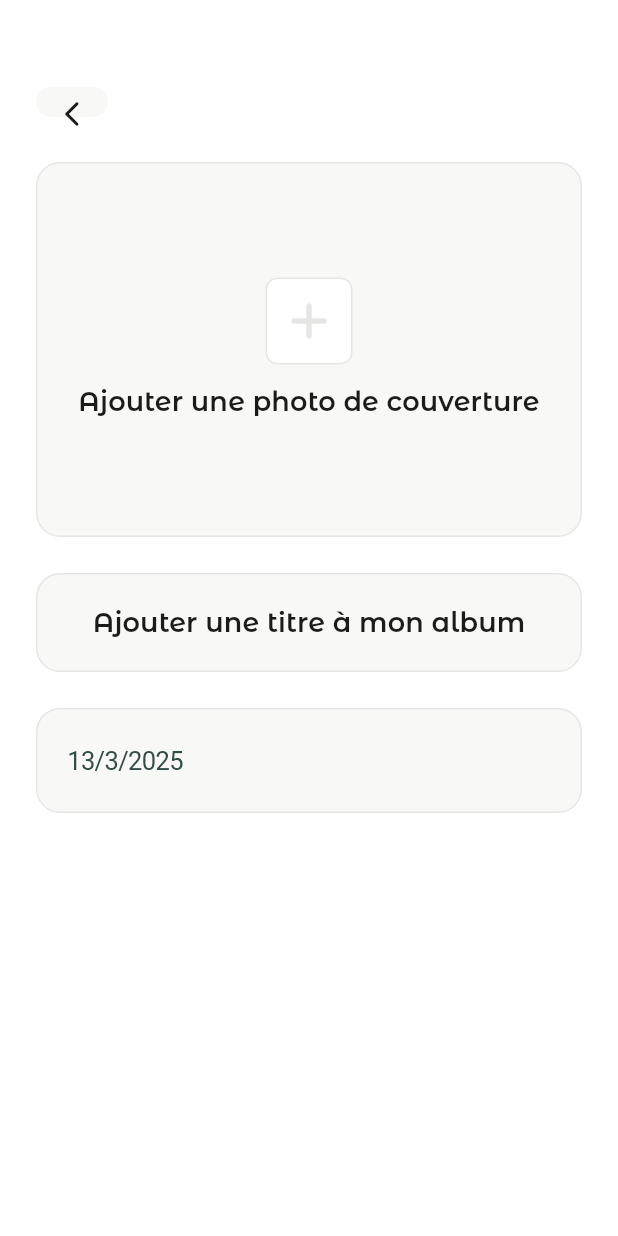
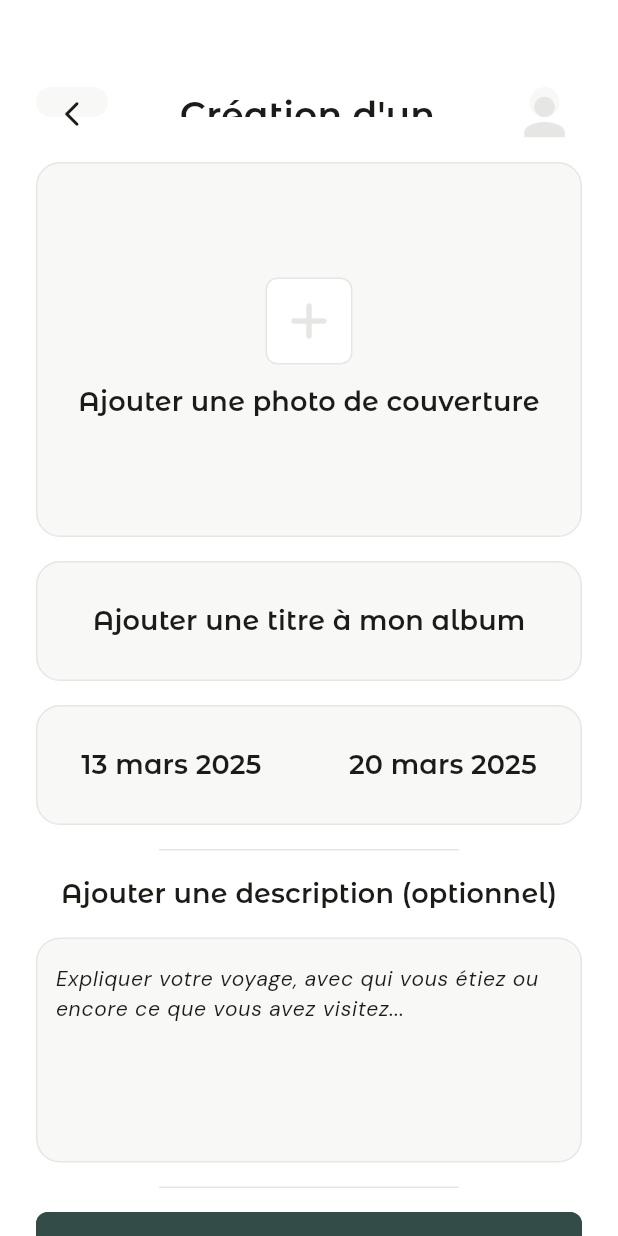
Before and after one commit to MaximeLemesle/memora_app, a Flutter app: the NewAlbumPage screen opened by its route, on a phone screen of 412 x 824 dp. Run offline on Flutter 3.47's test engine with Material 3 defaults, Android fonts, the phone set to English and light mode, and no system bars; our stand-ins replace cloud_firestore, firebase_auth, firebase_core, flutter_bloc, flutter_svg, fluttertoast; accounts and stored records are empty.

Commit message:
feat(NewAlbumPage): Finish design of the page & Improve ActionAppBar

```diff
--- a/lib/core/widgets/main_app_bar.widget.dart
+++ b/lib/core/widgets/main_app_bar.widget.dart
@@ -1,4 +1,5 @@
 import 'package:flutter/material.dart';
+
 import 'package:memora_app/features/user/presentation/widgets/avatar.widget.dart';
 
 enum AppBarVariant { mainAppBar, actionAppBar }
@@ -6,11 +7,13 @@ enum AppBarVariant { mainAppBar, actionAppBar }
 class MainAppBar extends StatelessWidget implements PreferredSizeWidget {
   final String username;
   final AppBarVariant variant;
+  final String title;
 
   const MainAppBar({
     super.key,
     this.username = 'Invité',
     this.variant = AppBarVariant.mainAppBar,
+    this.title = 'Page title',
   });
 
   @override
@@ -70,6 +73,8 @@ class MainAppBar extends StatelessWidget implements PreferredSizeWidget {
       color: Theme.of(context).colorScheme.surface,
       child: Row(
         mainAxisAlignment: MainAxisAlignment.spaceBetween,
+        crossAxisAlignment: CrossAxisAlignment.center,
+        spacing: 24,
         children: [
           Container(
             decoration: BoxDecoration(
@@ -81,6 +86,17 @@ class MainAppBar extends StatelessWidget implements PreferredSizeWidget {
               onPressed: () => Navigator.of(context).pop(),
             ),
           ),
+          Expanded(
+            child: Text(
+              title,
+              textAlign: TextAlign.center,
+              maxLines: 2,
+              style: Theme.of(context).textTheme.titleMedium?.copyWith(
+                    color: Theme.of(context).colorScheme.onSurface,
+                  ),
+            ),
+          ),
+          const AvatarWidget(size: 'big'),
         ],
       ),
     );
--- a/lib/features/album/presentation/pages/new_album.page.dart
+++ b/lib/features/album/presentation/pages/new_album.page.dart
@@ -1,5 +1,7 @@
 import 'package:flutter/cupertino.dart';
 import 'package:flutter/material.dart';
+import 'package:intl/intl.dart';
+import 'package:memora_app/core/widgets/button.widget.dart';
 import 'package:memora_app/core/widgets/main_app_bar.widget.dart';
 
 class NewAlbumPage extends StatefulWidget {
@@ -10,20 +12,24 @@ class NewAlbumPage extends StatefulWidget {
 }
 
 class _NewAlbumPageState extends State<NewAlbumPage> {
-  DateTime dateTime = DateTime.now();
+  DateTime startDateTime = DateTime.now();
+  DateTime endDateTime = DateTime.now().add(Duration(days: 7));
 
   @override
   Widget build(BuildContext context) {
     return Scaffold(
-      appBar: MainAppBar(variant: AppBarVariant.actionAppBar),
-      body: SizedBox.expand(
+      appBar: MainAppBar(
+        variant: AppBarVariant.actionAppBar,
+        title: 'Création d\'un album',
+      ),
+      body: SingleChildScrollView(
+        physics: AlwaysScrollableScrollPhysics(),
         child: Column(
           children: [
-            SingleChildScrollView(
-              child: Padding(
-                padding: const EdgeInsets.all(24.0),
+            Padding(
+              padding: const EdgeInsets.fromLTRB(24, 24, 24, 48),
               child: Column(
-                  spacing: 24,
+                spacing: 16,
                 children: [
                   /// SELECT BACKGROUND PHOTO
                   Container(
@@ -68,6 +74,7 @@ class _NewAlbumPageState extends State<NewAlbumPage> {
 
                   /// SELECT TITLE OF THE ALBUM
                   Container(
+                    height: 80,
                     width: double.infinity,
                     decoration: BoxDecoration(
                       color: Theme.of(context).colorScheme.surfaceContainer,
@@ -97,6 +104,7 @@ class _NewAlbumPageState extends State<NewAlbumPage> {
 
                   /// SELECT DATE OF THE ALBUM
                   Container(
+                    height: 80,
                     width: double.infinity,
                     decoration: BoxDecoration(
                       color: Theme.of(context).colorScheme.surfaceContainer,
@@ -112,10 +120,14 @@ class _NewAlbumPageState extends State<NewAlbumPage> {
                         Padding(
                           padding: const EdgeInsets.symmetric(vertical: 8),
                           child: Row(
+                            mainAxisAlignment: MainAxisAlignment.spaceAround,
                             children: [
+                              /// START DATE
                               CupertinoButton(
                                 child: Text(
-                                      '${dateTime.day}/${dateTime.month}/${dateTime.year}'),
+                                  '${startDateTime.day} ${DateFormat('MMM', 'fr').format(startDateTime)} ${startDateTime.year}',
+                                  style: Theme.of(context).textTheme.titleSmall,
+                                ),
                                 onPressed: () {
                                   showModalBottomSheet(
                                     context: context,
@@ -123,36 +135,64 @@ class _NewAlbumPageState extends State<NewAlbumPage> {
                                       return Column(
                                         mainAxisSize: MainAxisSize.min,
                                         children: [
-                                            Padding(
-                                              padding: const EdgeInsets.only(
-                                                  top: 24, left: 24, right: 24),
-                                              child: Text(
-                                                'Sélectionner la date de début de l\'album',
-                                                style: Theme.of(context)
-                                                    .textTheme
-                                                    .titleSmall,
-                                                textAlign: TextAlign.center,
-                                              ),
-                                            ),
                                           SizedBox(
                                             height: 350,
                                             width: double.infinity,
                                             child: CupertinoDatePicker(
-                                                initialDateTime: dateTime,
-                                                backgroundColor:
-                                                    Theme.of(context)
+                                              initialDateTime: startDateTime,
+                                              backgroundColor: Theme.of(context)
                                                   .colorScheme
                                                   .surface,
                                               onDateTimeChanged:
                                                   (DateTime newDateTime) {
                                                 setState(() {
-                                                    dateTime = newDateTime;
+                                                  startDateTime = newDateTime;
                                                 });
                                               },
-                                                mode: CupertinoDatePickerMode
-                                                    .date,
+                                              mode:
+                                                  CupertinoDatePickerMode.date,
                                               dateOrder:
-                                                    DatePickerDateOrder.ymd,
+                                                  DatePickerDateOrder.dmy,
+                                            ),
+                                          ),
+                                        ],
+                                      );
+                                    },
+                                  );
+                                },
+                              ),
+
+                              /// END DATE
+                              CupertinoButton(
+                                child: Text(
+                                  '${endDateTime.day} ${DateFormat('MMM', 'fr').format(endDateTime)} ${endDateTime.year}',
+                                  style: Theme.of(context).textTheme.titleSmall,
+                                ),
+                                onPressed: () {
+                                  showModalBottomSheet(
+                                    context: context,
+                                    builder: (BuildContext context) {
+                                      return Column(
+                                        mainAxisSize: MainAxisSize.min,
+                                        children: [
+                                          SizedBox(
+                                            height: 350,
+                                            width: double.infinity,
+                                            child: CupertinoDatePicker(
+                                              initialDateTime: endDateTime,
+                                              backgroundColor: Theme.of(context)
+                                                  .colorScheme
+                                                  .surface,
+                                              onDateTimeChanged:
+                                                  (DateTime newDateTime) {
+                                                setState(() {
+                                                  endDateTime = newDateTime;
+                                                });
+                                              },
+                                              mode:
+                                                  CupertinoDatePickerMode.date,
+                                              dateOrder:
+                                                  DatePickerDateOrder.dmy,
                                             ),
                                           ),
                                         ],
@@ -167,8 +207,78 @@ class _NewAlbumPageState extends State<NewAlbumPage> {
                       ],
                     ),
                   ),
+
+                  /// SEPARATOR
+                  Container(
+                    height: 1,
+                    width: 200,
+                    color: Theme.of(context).colorScheme.outline,
+                  ),
+
+                  Text(
+                    'Ajouter une description (optionnel)',
+                    style: Theme.of(context).textTheme.titleSmall,
+                    textAlign: TextAlign.start,
+                  ),
+
+                  /// ADD DESCRPTION OF THE ALBUM
+
+                  Container(
+                    height: 150,
+                    width: double.infinity,
+                    decoration: BoxDecoration(
+                      color: Theme.of(context).colorScheme.surfaceContainer,
+                      border: Border.all(
+                        width: 1,
+                        color: Theme.of(context).colorScheme.outline,
+                      ),
+                      borderRadius: BorderRadius.circular(16),
+                    ),
+                    child: Column(
+                      mainAxisAlignment: MainAxisAlignment.start,
+                      children: [
+                        Padding(
+                          padding: const EdgeInsets.symmetric(
+                              vertical: 8, horizontal: 12),
+                          child: TextField(
+                            style: Theme.of(context)
+                                .textTheme
+                                .labelSmall
+                                ?.copyWith(
+                                    color:
+                                        Theme.of(context).colorScheme.outline,
+                                    fontStyle: FontStyle.italic,
+                                    fontWeight: FontWeight.w500),
+                            textAlign: TextAlign.start,
+                            decoration: InputDecoration(
+                              border: InputBorder.none,
+                              hintText:
+                                  'Expliquer votre voyage, avec qui vous étiez ou encore ce que vous avez visitez...',
+                            ),
+                            maxLines: null,
+                            keyboardType: TextInputType.multiline,
+                          ),
+                        ),
                       ],
                     ),
+                  ),
+
+                  /// SEPARATOR
+                  Container(
+                    height: 1,
+                    width: 200,
+                    color: Theme.of(context).colorScheme.outline,
+                  ),
+
+                  /// ADD BUTTON
+                  ButtonWidget(
+                    label: 'Créer mon album',
+                    variant: ButtonVariant.primary,
+                    size: ButtonSize.big,
+                    fullWidth: true,
+                    onPressed: () {},
+                  )
+                ],
               ),
             ),
           ],
--- a/pubspec.yaml
+++ b/pubspec.yaml
@@ -37,11 +37,13 @@ dependencies:
   flutter_svg: ^2.0.17
   firebase_core: ^3.10.1
   cloud_firestore: ^5.6.2
-  intl: ^0.20.2
   flutter_bloc: ^9.0.0
   firebase_auth: ^5.5.0
   fluttertoast: ^8.2.12
   bloc: ^9.0.0
+  flutter_localizations:
+    sdk: flutter
+  intl: ^0.19.0
 
 dev_dependencies:
   flutter_test:
```
Also changed, not shown: lib/main.dart (+11 -0 lines), pubspec.lock. Lines whose indentation alone changed are shown as unchanged.
